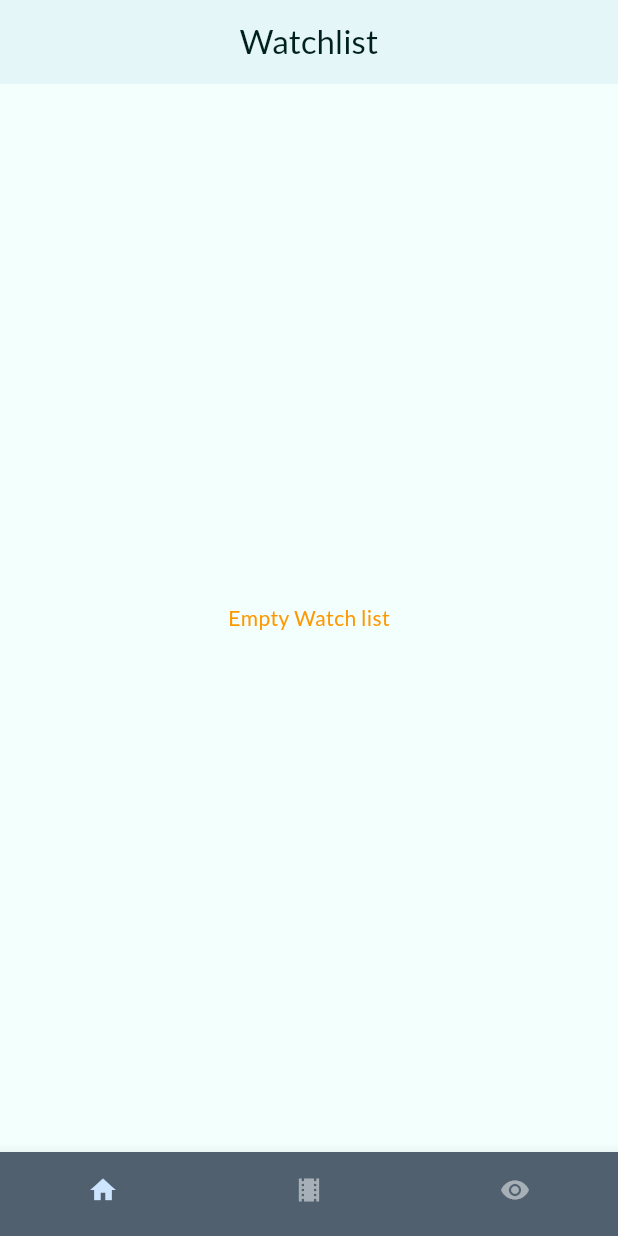
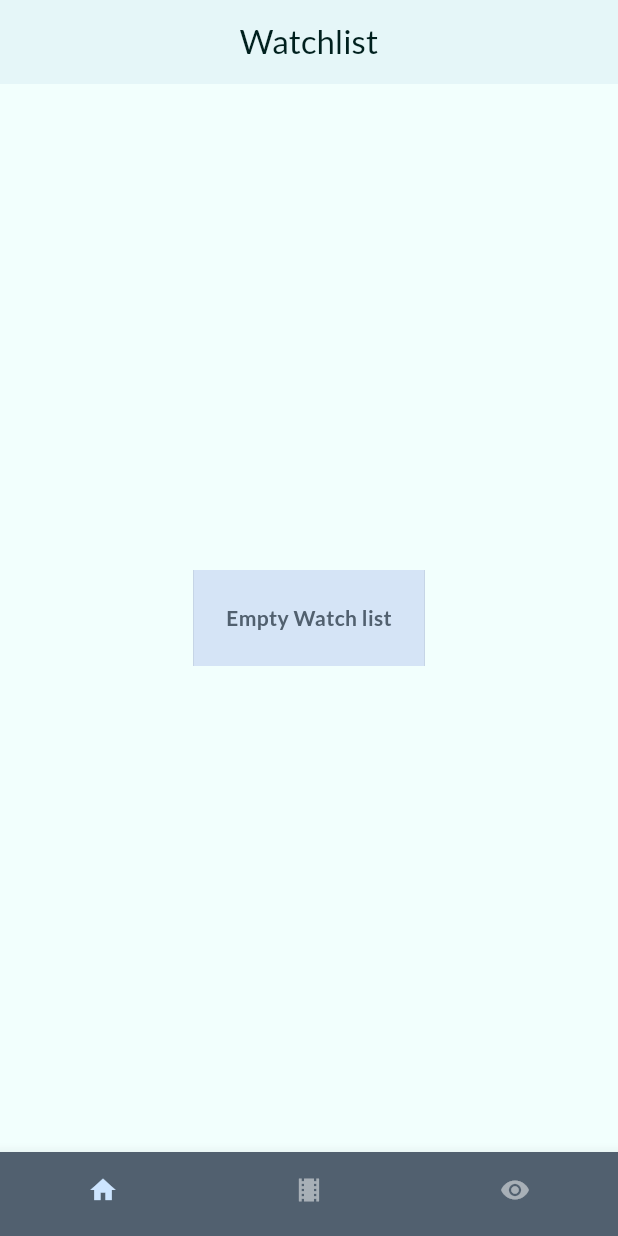
Before and after one commit to rdrewa/MoviesApp, a Flutter app: the WatchScreen screen opened by its route, on a phone screen of 412 x 824 dp. Run offline on Flutter 3.47's test engine with Material 3 defaults, Android fonts, the phone set to English and light mode, and no system bars; our stand-ins replace cached_network_image, carousel_slider, dartz, dio, easy_localization, equatable and 10 more; accounts and stored records are empty; generated files the repository leaves out were written again; network calls fail.

Commit message:
MBA-43: EmptyBox styled with colorScheme

```diff
--- a/lib/feature/common/presentation/widget/empty_box.dart
+++ b/lib/feature/common/presentation/widget/empty_box.dart
@@ -1,4 +1,6 @@
 import 'package:flutter/material.dart';
+
+import '/core/extension/build_context_theme_extension.dart';
 
 class EmptyBox extends StatelessWidget {
   final String message;
@@ -7,12 +9,18 @@ class EmptyBox extends StatelessWidget {
 
   @override
   Widget build(BuildContext context) => Center(
-        child: Text(
-          message,
-          style: Theme.of(context)
-              .textTheme
-              .bodyMedium
-              ?.copyWith(color: Colors.orange),
+        child: Container(
+          color: context.colorScheme.secondaryContainer,
+          decoration: BoxDecoration(
+              border:
+                  Border.all(color: context.colorScheme.secondary, width: 2.0)),
+          padding: const EdgeInsets.all(20.0),
+          child: Text(
+            message,
+            style: context.bodyMedium?.copyWith(
+                color: context.colorScheme.secondary,
+                fontWeight: FontWeight.bold),
+          ),
         ),
       );
 }
```
